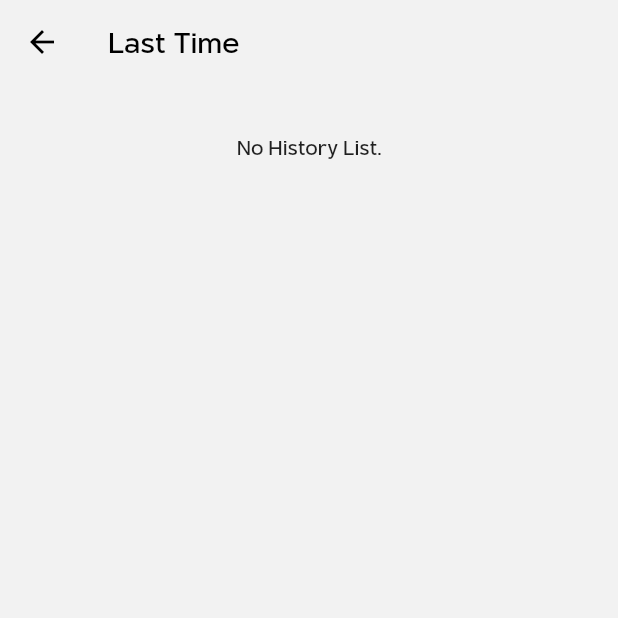
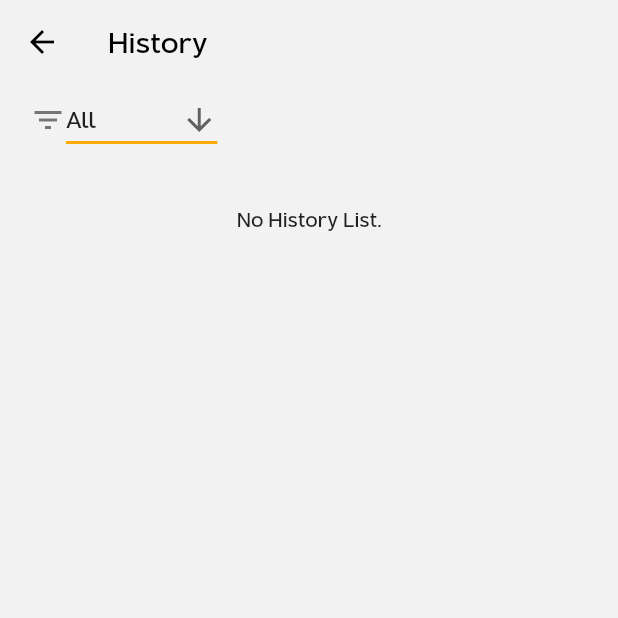
Before and after one commit to chanin-nusang/last_time_mobile_midterm, a Flutter app: the screen it shows after launch, after a tap on the "history" icon, on a phone screen of 412 x 824 dp, the top half of it. Run offline on Flutter 3.47's test engine with Material 2 defaults, Android fonts, the phone set to English and light mode, and no system bars; our stand-ins replace hive, hive_flutter; accounts and stored records are empty.

Commit message:
complete task to history

```diff
--- a/lib/screens/history.dart
+++ b/lib/screens/history.dart
@@ -12,48 +12,45 @@ class History extends StatefulWidget {
 class _HistoryState extends State<History> {
   var historyBox = Hive.box<LastTime>('history');
 
-  List<LastTime> lastTimeHistory = [];
+  List<LastTime> historyAll = [];
+  List<LastTime> historyItem = [];
   List<String> category = ['All', 'Chores', 'Learning', 'Body Care', 'People'];
   String dropdownValue = 'All';
-  String dropdownValueToAdd = 'Chores';
-  String titleToAdd = '';
-  TextEditingController _controller = new TextEditingController();
 
   @override
   void initState() {
-    //box.put(0, lastTimeInit);
     pullHistory();
     super.initState();
-  }
-
-  @override
-  void dispose() {
-    _controller.dispose();
-    super.dispose();
   }
 
   void pullHistory() {
     print('historyBox lenght : ${historyBox.length}');
     try {
-      lastTimeHistory = historyBox.values.toList();
-      print('lastTimeHistory lenght : ${lastTimeHistory.length}');
+      historyAll = historyBox.values.toList();
+      print('lastTimeBox lenght : ${historyAll.length}');
+      if (dropdownValue == 'All')
+        historyItem = historyAll;
+      else {
+        historyItem = historyAll
+            .where((element) => element.category == dropdownValue)
+            .toList();
+      }
     } catch (e) {
       print(e);
     }
   }
 
   Future deleteItem(LastTime item) async {
-    lastTimeHistory = historyBox.values.toList();
-    print('lastTimeBox lenght in delete : ${lastTimeHistory.length}');
-    int index = lastTimeHistory
+    historyAll = historyBox.values.toList();
+    print('lastTimeBox lenght in delete : ${historyAll.length}');
+    int index = historyAll
         .indexWhere((element) => element.targetTime == item.targetTime);
-    lastTimeHistory.removeAt(index);
-    print(
-        'lastTimeBox lenght in delete after remove : ${lastTimeHistory.length}');
+    historyAll.removeAt(index);
+    print('lastTimeBox lenght in delete after remove : ${historyAll.length}');
     // await box.delete(index);
     await historyBox.clear();
-    if (lastTimeHistory.isNotEmpty) {
-      lastTimeHistory.asMap().forEach((index, value) {
+    if (historyAll.isNotEmpty) {
+      historyAll.asMap().forEach((index, value) {
         historyBox.put(index, value);
       });
     }
@@ -68,7 +65,7 @@ class _HistoryState extends State<History> {
         appBar: AppBar(
           title: Padding(
             padding: const EdgeInsets.only(left: 0),
-            child: Text('Last Time',
+            child: Text('History',
                 style: TextStyle(color: Colors.black, fontSize: 20)),
           ),
           brightness: Brightness.light, //centerTitle: true,
@@ -77,7 +74,46 @@ class _HistoryState extends State<History> {
         body: Container(
           child: Column(
             children: [
-              if (lastTimeHistory.isEmpty)
+              Padding(
+                padding: const EdgeInsets.only(left: 20, right: 20),
+                child: Row(
+                  children: [
+                    Icon(
+                      Icons.filter_list,
+                      color: Colors.grey[600],
+                    ),
+                    DropdownButton<String>(
+                      value: dropdownValue,
+                      icon: const Icon(Icons.arrow_downward),
+                      iconSize: 24,
+                      elevation: 16,
+                      underline: Container(
+                        height: 2,
+                        color: Theme.of(context).accentColor,
+                      ),
+                      onChanged: (String? newValue) {
+                        setState(() {
+                          dropdownValue = newValue!;
+                          pullHistory();
+                        });
+                      },
+                      items: <String>[
+                        'All',
+                        'Chores',
+                        'Learning',
+                        'Body Care',
+                        'People'
+                      ].map<DropdownMenuItem<String>>((String value) {
+                        return DropdownMenuItem<String>(
+                          value: value,
+                          child: Text(value),
+                        );
+                      }).toList(),
+                    ),
+                  ],
+                ),
+              ),
+              if (historyItem.isEmpty)
                 Padding(
                   padding: const EdgeInsets.only(left: 20, right: 20, top: 30),
                   child: Center(child: Text('No History List.')),
@@ -91,9 +127,9 @@ class _HistoryState extends State<History> {
                         scrollDirection: Axis.vertical,
                         shrinkWrap: true,
                         physics: const AlwaysScrollableScrollPhysics(),
-                        itemCount: lastTimeHistory.length,
+                        itemCount: historyItem.length,
                         itemBuilder: (BuildContext context, int index) {
-                          LastTime _lastTime = lastTimeHistory[index];
+                          LastTime _lastTime = historyItem[index];
                           return Wrap(
                             children: [
                               LasttimeTile(
@@ -103,7 +139,7 @@ class _HistoryState extends State<History> {
                                       deleteItem(lasttime!);
                                     });
                                   }),
-                              if (index < lastTimeHistory.length - 1)
+                              if (index < historyItem.length - 1)
                                 Padding(
                                   padding: const EdgeInsets.only(
                                       left: 16, right: 16),
```
Also changed, not shown: lib/screens/home.dart (+6 -3 lines).
